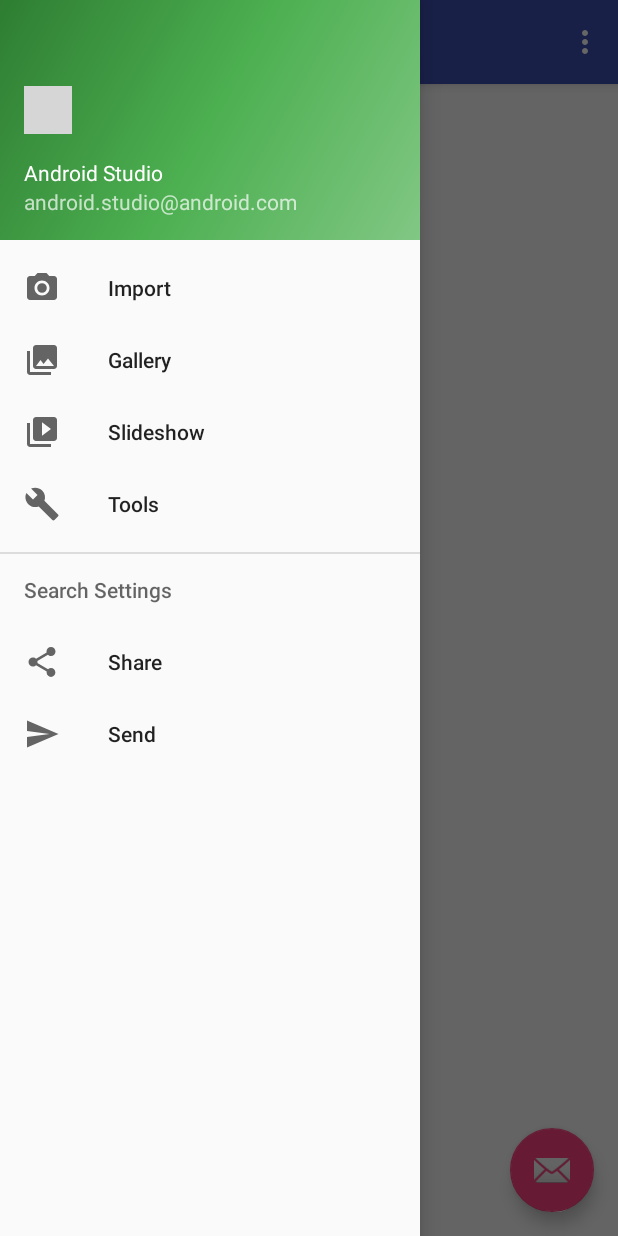
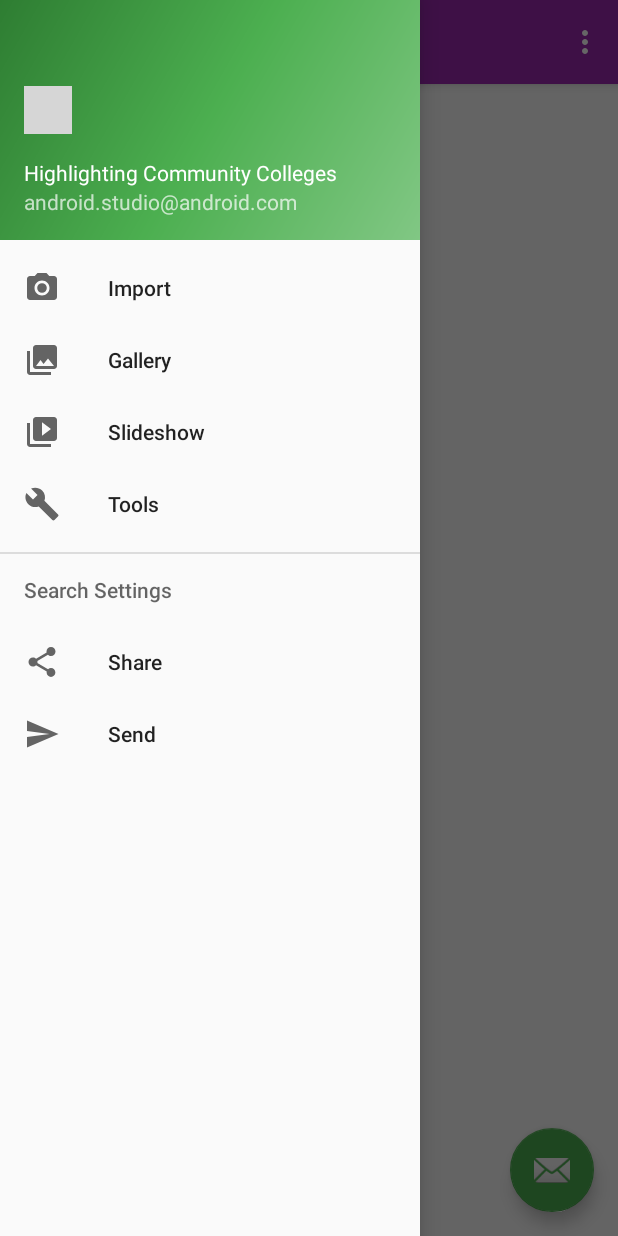
Before and after one commit to JeffreyRuder/CCNearMe, an Android app: the screen it shows after launch (MainActivity), with the side drawer open, on a phone screen of 412 x 824 dp. Run offline under Robolectric (Android 15) with nearby library versions, the phone set to English and light mode, and no system bars; grey boxes are pictures that could not be loaded.

Commit message:
Restyle color scheme

```diff
--- a/app/src/main/res/layout/content_main.xml
+++ b/app/src/main/res/layout/content_main.xml
@@ -12,8 +12,4 @@
     tools:context="com.epicodus.ccnearme.MainActivity"
     tools:showIn="@layout/app_bar_main">
 
-    <TextView
-        android:layout_width="wrap_content"
-        android:layout_height="wrap_content"
-        android:text="Hello World!" />
 </RelativeLayout>
--- a/app/src/main/res/layout/nav_header_main.xml
+++ b/app/src/main/res/layout/nav_header_main.xml
@@ -17,13 +17,14 @@
         android:layout_height="wrap_content"
         android:paddingTop="@dimen/nav_header_vertical_spacing"
         android:textSize="45sp"
+        android:textColor="@color/colorPrimaryDark"
         android:text="@string/fa_graduation_cap" />
 
     <TextView
         android:layout_width="match_parent"
         android:layout_height="wrap_content"
         android:paddingTop="@dimen/nav_header_vertical_spacing"
-        android:text="Android Studio"
+        android:text="@string/tagline"
         android:textAppearance="@style/TextAppearance.AppCompat.Body1" />
 
     <TextView
--- a/app/src/main/res/values/colors.xml
+++ b/app/src/main/res/values/colors.xml
@@ -1,6 +1,6 @@
 <?xml version="1.0" encoding="utf-8"?>
 <resources>
-    <color name="colorPrimary">#3F51B5</color>
-    <color name="colorPrimaryDark">#303F9F</color>
-    <color name="colorAccent">#FF4081</color>
+    <color name="colorPrimary">#9c27b0</color>
+    <color name="colorPrimaryDark">#7b1fa2</color>
+    <color name="colorAccent">#4caf50</color>
 </resources>
--- a/app/src/main/res/values/strings.xml
+++ b/app/src/main/res/values/strings.xml
@@ -5,4 +5,5 @@
     <string name="navigation_drawer_close">Close navigation drawer</string>
 
     <string name="action_settings">Settings</string>
+    <string name="tagline">Highlighting Community Colleges</string>
 </resources>
```
